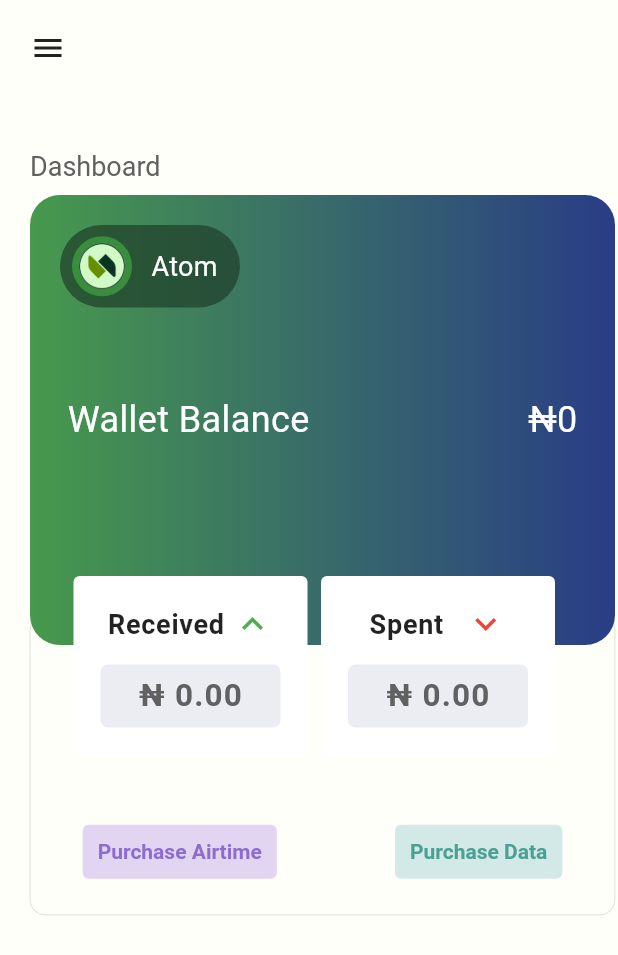
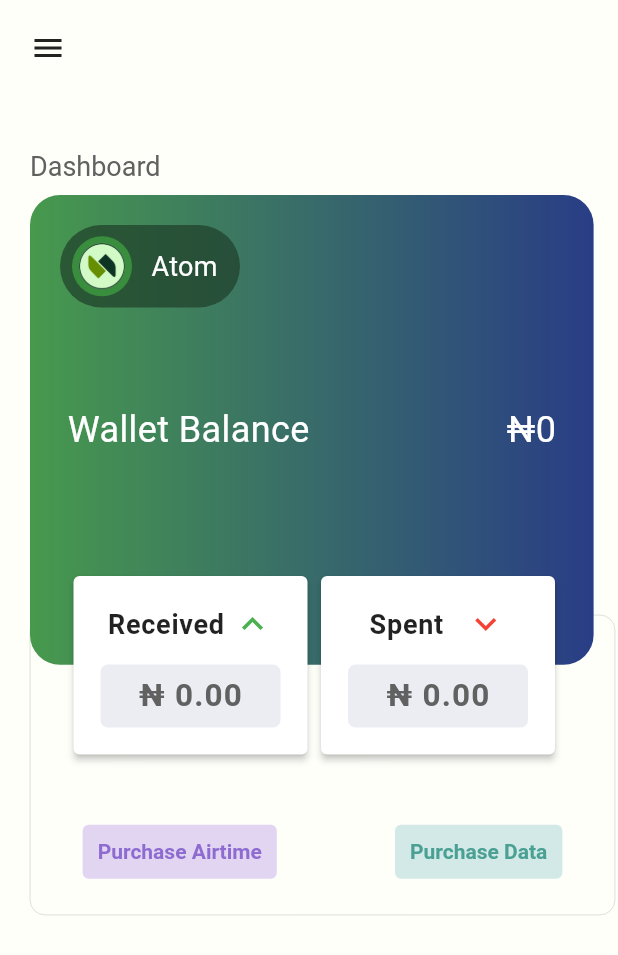
Before and after one commit to AtumaKen/login_test, a Flutter app: the screen it shows after launch, on a phone screen of 412 x 824 dp. Shown: the top 955 px of the screen. Run offline on Flutter 3.47's test engine with Material 2 defaults, Android fonts, the phone set to English and light mode, and no system bars; Roboto replaces fonts that are missing (WorkSans).

Commit message:
added dynamic size to dashboard widgets

```diff
--- a/lib/screens/dashboard.dart
+++ b/lib/screens/dashboard.dart
@@ -6,6 +6,7 @@ import 'package:login_test/widgets/name_icon_item.dart';
 class DashBoardScreen extends StatelessWidget {
   @override
   Widget build(BuildContext context) {
+    final size = MediaQuery.of(context).size;
     return Scaffold(
       backgroundColor: Theme.of(context).colorScheme.primary,
       body: Stack(
@@ -58,8 +59,8 @@ class DashBoardScreen extends StatelessWidget {
             top: 130,
             left: 20,
             child: Container(
-              height: 300,
-              width: 390,
+              height: size.height * 0.38,
+              width: size.width * 0.912,
               decoration: BoxDecoration(
                 borderRadius: BorderRadius.circular(20),
                 gradient: LinearGradient(colors: [
@@ -134,8 +135,8 @@ class DashBoardScreen extends StatelessWidget {
   Widget _receivedSpent(BuildContext context, String title, String amount, Widget icon) {
     return Card(
       color: Theme.of(context).cardTheme.color,
-      shadowColor: Colors.grey,
-      elevation: 0,
+      shadowColor: Colors.black,
+      elevation: 2,
       child: Padding(
         padding: const EdgeInsets.all(18),
         child: Column(
--- a/lib/signnn.dart
+++ b/lib/signnn.dart
@@ -202,7 +202,7 @@ class SignupPage extends StatelessWidget {
                   ),
                 ],
               ),
-              new Container(
+               Container(
                 width: MediaQuery.of(context).size.width,
                 margin: const EdgeInsets.only(left: 30.0, right: 30.0, top: 50.0),
                 alignment: Alignment.center,
```
